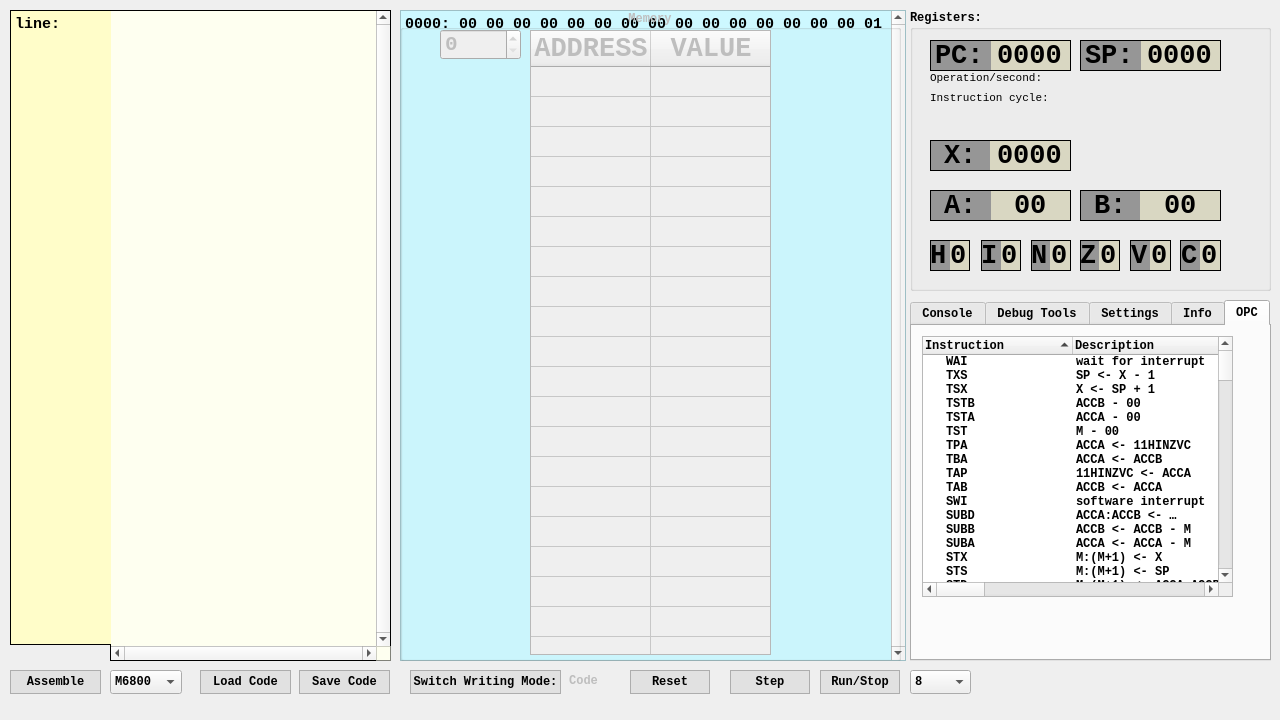
Old version of the form MotorolaEmulator/mainwindow.ui in the repository grandtitan/MotorolaEmulator.
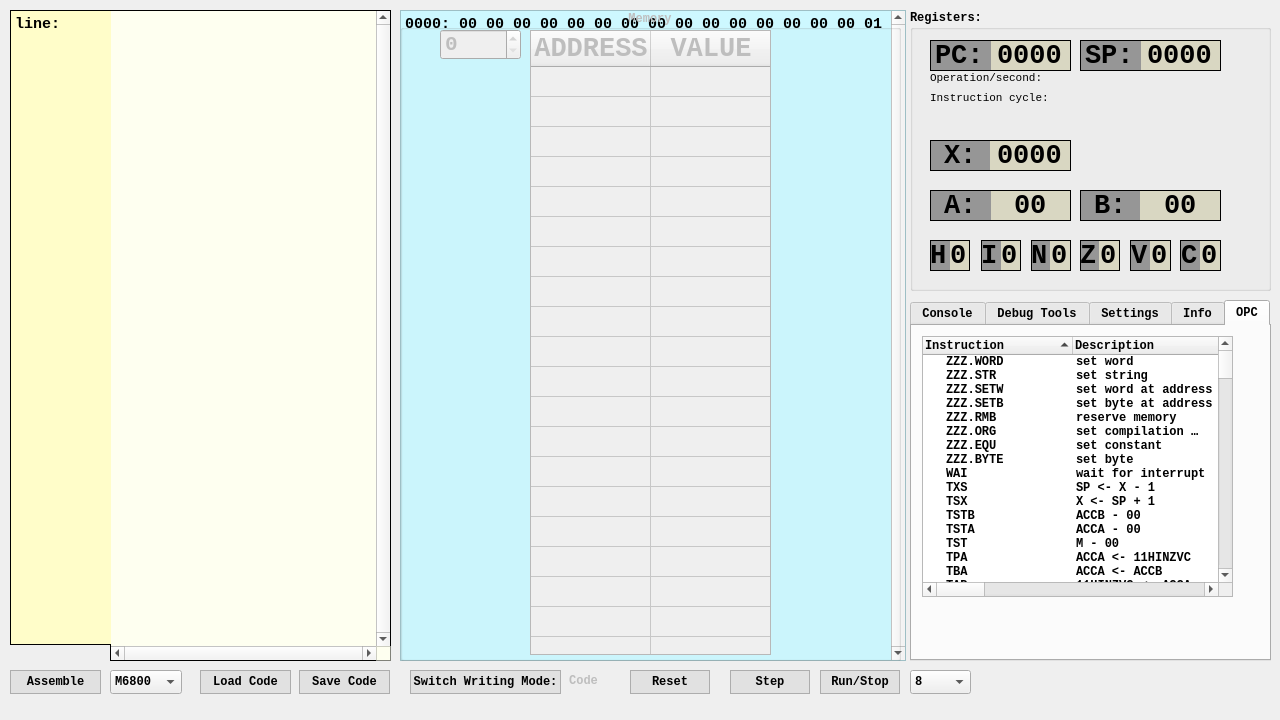
New version of the form. The open tabs and pages were chosen to show the change.

The edit to the form file:
```diff
--- a/MotorolaEmulator/mainwindow.ui
+++ b/MotorolaEmulator/mainwindow.ui
@@ -4385,6 +4385,205 @@
         <string>bytes</string>
        </property>
       </column>
+      <item>
+       <property name="text">
+        <string>ZZZ.WORD</string>
+       </property>
+       <property name="text">
+        <string>set word</string>
+       </property>
+       <property name="text">
+        <string/>
+       </property>
+       <property name="text">
+        <string/>
+       </property>
+       <property name="text">
+        <string/>
+       </property>
+       <property name="text">
+        <string/>
+       </property>
+       <property name="text">
+        <string/>
+       </property>
+       <property name="text">
+        <string/>
+       </property>
+       <property name="text">
+        <string/>
+       </property>
+       <property name="text">
+        <string/>
+       </property>
+       <property name="text">
+        <string>2,2n</string>
+       </property>
+      </item>
+      <item>
+       <property name="text">
+        <string>ZZZ.STR</string>
+       </property>
+       <property name="text">
+        <string>set string</string>
+       </property>
+       <property name="text">
+        <string/>
+       </property>
+       <property name="text">
+        <string/>
+       </property>
+       <property name="text">
+        <string/>
+       </property>
+       <property name="text">
+        <string/>
+       </property>
+       <property name="text">
+        <string/>
+       </property>
+       <property name="text">
+        <string/>
+       </property>
+       <property name="text">
+        <string/>
+       </property>
+       <property name="text">
+        <string/>
+       </property>
+       <property name="text">
+        <string>n</string>
+       </property>
+      </item>
+      <item>
+       <property name="text">
+        <string>ZZZ.SETW</string>
+       </property>
+       <property name="text">
+        <string>set word at address</string>
+       </property>
+       <property name="text">
+        <string/>
+       </property>
+       <property name="text">
+        <string/>
+       </property>
+       <property name="text">
+        <string/>
+       </property>
+       <property name="text">
+        <string/>
+       </property>
+       <property name="text">
+        <string/>
+       </property>
+       <property name="text">
+        <string/>
+       </property>
+       <property name="text">
+        <string/>
+       </property>
+       <property name="text">
+        <string/>
+       </property>
+       <property name="text">
+        <string>2</string>
+       </property>
+      </item>
+      <item>
+       <property name="text">
+        <string>ZZZ.SETB</string>
+       </property>
+       <property name="text">
+        <string>set byte at address</string>
+       </property>
+       <property name="text">
+        <string/>
+       </property>
+       <property name="text">
+        <string/>
+       </property>
+       <property name="text">
+        <string/>
+       </property>
+       <property name="text">
+        <string/>
+       </property>
+       <property name="text">
+        <string/>
+       </property>
+       <property name="text">
+        <string/>
+       </property>
+       <property name="text">
+        <string/>
+       </property>
+       <property name="text">
+        <string/>
+       </property>
+       <property name="text">
+        <string>1</string>
+       </property>
+      </item>
+      <item>
+       <property name="text">
+        <string>ZZZ.RMB</string>
+       </property>
+       <property name="text">
+        <string>reserve memory</string>
+       </property>
+      </item>
+      <item>
+       <property name="text">
+        <string>ZZZ.ORG</string>
+       </property>
+       <property name="text">
+        <string>set compilation address</string>
+       </property>
+      </item>
+      <item>
+       <property name="text">
+        <string>ZZZ.EQU</string>
+       </property>
+       <property name="text">
+        <string>set constant</string>
+       </property>
+      </item>
+      <item>
+       <property name="text">
+        <string>ZZZ.BYTE</string>
+       </property>
+       <property name="text">
+        <string>set byte</string>
+       </property>
+       <property name="text">
+        <string/>
+       </property>
+       <property name="text">
+        <string/>
+       </property>
+       <property name="text">
+        <string/>
+       </property>
+       <property name="text">
+        <string/>
+       </property>
+       <property name="text">
+        <string/>
+       </property>
+       <property name="text">
+        <string/>
+       </property>
+       <property name="text">
+        <string/>
+       </property>
+       <property name="text">
+        <string/>
+       </property>
+       <property name="text">
+        <string>1,n</string>
+       </property>
+      </item>
       <item>
        <property name="text">
         <string>WAI</string>
```
Left out of the diff: 2 changed lines with no effect on the pictures.
